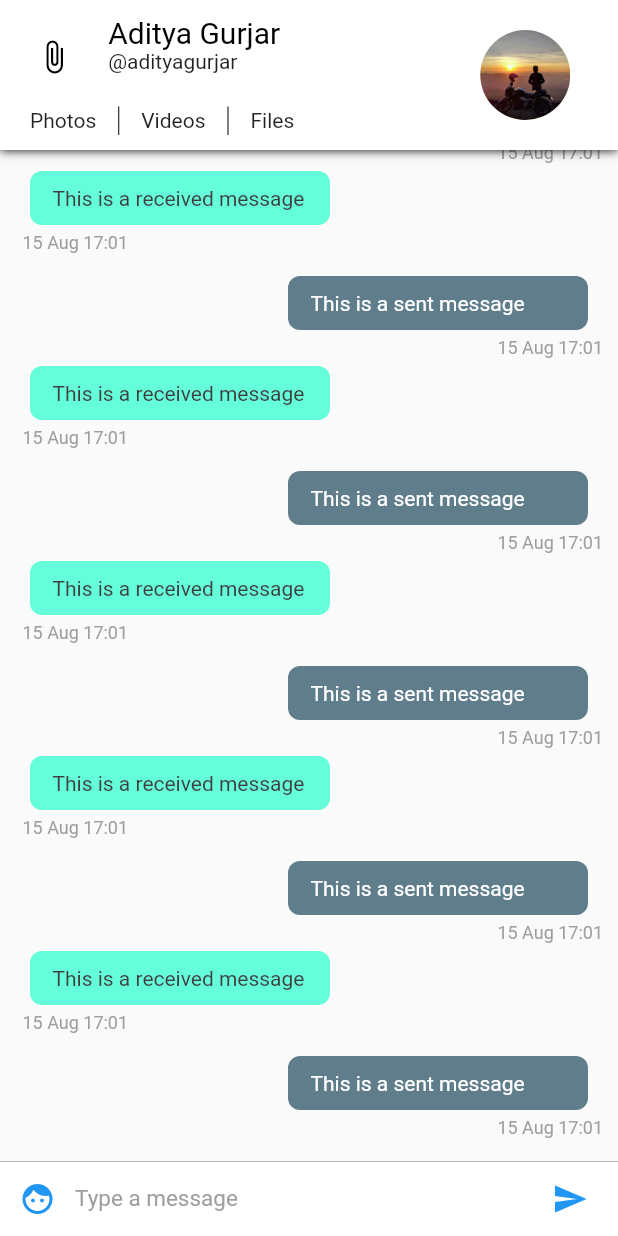
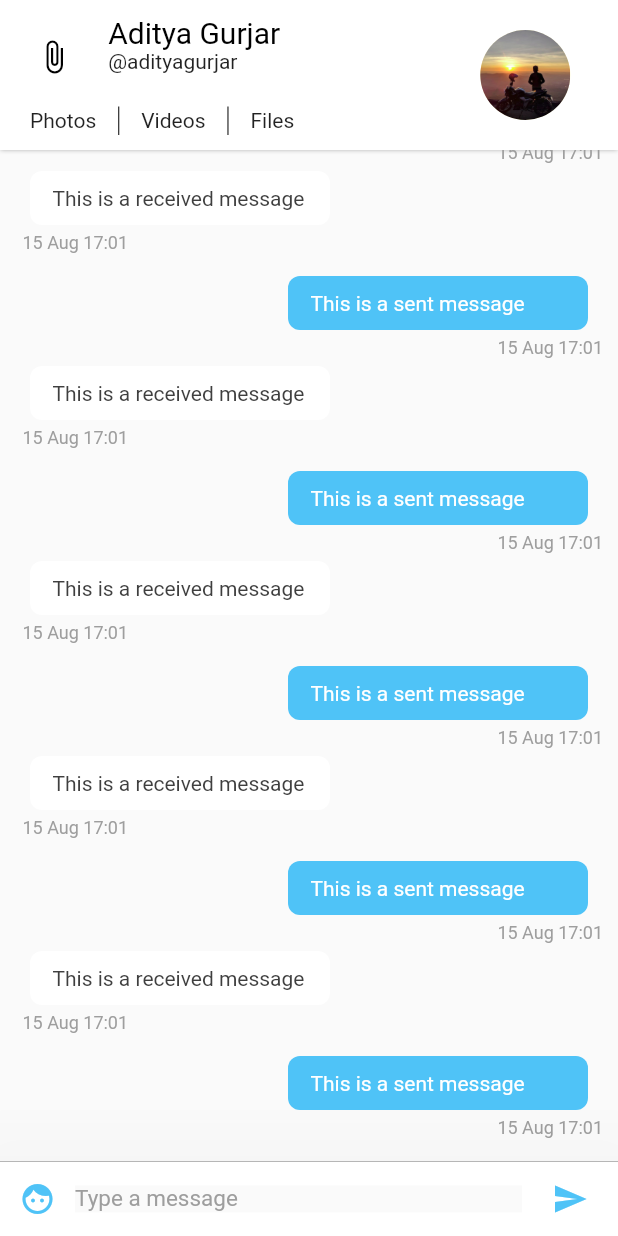
Before and after one commit to sagar15795/Messio, a Flutter app: the screen it shows after launch, on a phone screen of 412 x 824 dp. Run offline on Flutter 3.47's test engine with Material 2 defaults, Android fonts, the phone set to English and light mode, and no system bars.

Commit message:
refactor: Clubbing the style using Styles file

```diff
--- a/lib/config/Palette.dart
+++ b/lib/config/Palette.dart
@@ -2,14 +2,16 @@ import 'package:flutter/material.dart';
 
 // Color palette for the app
 class Palette{
-  static Color primaryColor = Colors.blue;
+  static Color primaryColor = Colors.white;
+  static Color accentColor =  Color(0xff4fc3f7);
   static Color secondaryColor = Colors.black;
   static Color primaryTextColor = Colors.black;
   static Color secondaryTextColor = Colors.black87;
   static Color primaryBackgroundColor = Colors.white;
-  static Color selfMessageBackgroundColor = Colors.blueGrey;
-  static Color otherMessageBackgroundColor = Colors.tealAccent;
+  static Color selfMessageBackgroundColor = Color(0xff4fc3f7);
+  static Color otherMessageBackgroundColor = Colors.white;
   static Color selfMessageColor = Colors.white;
   static Color otherMessageColor = Color(0xff3f3f3f);
   static Color greyColor = Colors.grey;
+  static Color chatBackgroundColor = Color(0xfffafafa)  ;
 }
--- /dev/null
+++ b/lib/config/Styles.dart
@@ -0,0 +1,20 @@
+import 'package:flutter/material.dart';
+
+import 'Palette.dart';
+
+class Styles{
+  static TextStyle textHeading = TextStyle(
+      color: Palette.primaryTextColor,
+      fontSize: 20); // Text style for the name
+  static TextStyle subHeading = TextStyle(
+      color: Palette.primaryTextColor,
+      fontSize: 14);
+  static TextStyle text = TextStyle(
+      color: Palette.secondaryTextColor);
+  static TextStyle subText = TextStyle(
+      color: Palette.greyColor);
+  static TextStyle date = TextStyle(
+      color: Palette.greyColor,
+      fontSize: 12.0,
+      fontStyle: FontStyle.normal);
+}
--- a/lib/widgets/ChatAppBar.dart
+++ b/lib/widgets/ChatAppBar.dart
@@ -1,6 +1,7 @@
 import 'package:flutter/material.dart';
 import 'package:messio/config/Assets.dart';
 import 'package:messio/config/Palette.dart';
+import 'package:messio/config/Styles.dart';
 
 class ChatAppBar extends StatelessWidget implements PreferredSizeWidget {
   final double height = 100;
@@ -9,19 +10,16 @@ class ChatAppBar extends StatelessWidget implements PreferredSizeWidget {
 
   @override
   Widget build(BuildContext context) {
-    var textHeading = TextStyle(
-        color: Palette.primaryTextColor,
-        fontSize: 20); // Text style for the name
-    var textStyle = TextStyle(
-        color: Palette.secondaryTextColor); // Text style for everything else
+// Text style for everything else
 
     return Material(
         child: Container(
             decoration: new BoxDecoration(boxShadow: [
               //adds a shadow to the appbar
               new BoxShadow(
-                color: Colors.black,
-                blurRadius: 5.0,
+                  color: Colors.grey,
+                  blurRadius: 2.0,
+                  spreadRadius: 0.1
               )
             ]),
             child: Container(
@@ -61,9 +59,9 @@ class ChatAppBar extends StatelessWidget implements PreferredSizeWidget {
                                                     mainAxisSize: MainAxisSize.min,
                                                     children: <Widget>[
                                                       Text('Aditya Gurjar',
-                                                          style: textHeading),
+                                                          style: Styles.textHeading),
                                                       Text('@adityagurjar',
-                                                          style: textStyle)
+                                                          style: Styles.text)
                                                     ],
                                                   ))),
                                         ],
@@ -80,7 +78,7 @@ class ChatAppBar extends StatelessWidget implements PreferredSizeWidget {
                                         children: <Widget>[
                                           Text(
                                             'Photos',
-                                            style: textStyle,
+                                            style: Styles.text,
                                           ),
                                           VerticalDivider(
                                             width: 30,
@@ -88,13 +86,13 @@ class ChatAppBar extends StatelessWidget implements PreferredSizeWidget {
                                           ),
                                           Text(
                                             'Videos',
-                                            style: textStyle,
+                                            style: Styles.text,
                                           ),
                                           VerticalDivider(
                                             width: 30,
                                             color: Palette.primaryTextColor,
                                           ),
-                                          Text('Files', style: textStyle)
+                                          Text('Files', style: Styles.text)
                                         ],
                                       ))),
                             ],
--- a/lib/widgets/ChatItemWidget.dart
+++ b/lib/widgets/ChatItemWidget.dart
@@ -1,6 +1,7 @@
 import 'package:flutter/material.dart';
 import 'package:messio/config/Palette.dart';
 import 'package:intl/intl.dart';
+import 'package:messio/config/Styles.dart';
 
 class ChatItemWidget extends StatelessWidget{
   final int index;
@@ -39,10 +40,7 @@ class ChatItemWidget extends StatelessWidget{
                     child: Text(
                       DateFormat('dd MMM kk:mm')
                           .format(DateTime.fromMillisecondsSinceEpoch(1565888474278)),
-                      style: TextStyle(
-                          color: Palette.greyColor,
-                          fontSize: 12.0,
-                          fontStyle: FontStyle.normal),
+                      style: Styles.date,
                     ),
                     margin: EdgeInsets.only(left: 5.0, top: 5.0, bottom: 5.0),
                   )])
@@ -72,10 +70,7 @@ class ChatItemWidget extends StatelessWidget{
               child: Text(
                 DateFormat('dd MMM kk:mm')
                     .format(DateTime.fromMillisecondsSinceEpoch(1565888474278)),
-                style: TextStyle(
-                    color: Palette.greyColor,
-                    fontSize: 12.0,
-                    fontStyle: FontStyle.normal),
+                style: Styles.date,
               ),
               margin: EdgeInsets.only(left: 5.0, top: 5.0, bottom: 5.0),
             )
--- a/lib/widgets/InputWidget.dart
+++ b/lib/widgets/InputWidget.dart
@@ -1,14 +1,17 @@
 import 'package:flutter/material.dart';
 import 'package:messio/config/Palette.dart';
+import 'package:messio/pages/ConversationBottomSheet.dart';
 
 class InputWidget extends StatelessWidget {
+  final TextEditingController textEditingController = TextEditingController();
 
-  final TextEditingController textEditingController =  TextEditingController();
   InputWidget();
 
   @override
   Widget build(BuildContext context) {
-    return Container(
+    return Material(
+        elevation: 60.0,
+        child: Container(
           child: Row(
             children: <Widget>[
               Material(
@@ -16,8 +19,18 @@ class InputWidget extends StatelessWidget {
                   margin: new EdgeInsets.symmetric(horizontal: 1.0),
                   child: new IconButton(
                     icon: new Icon(Icons.face),
-                color: Palette.primaryColor,
-                onPressed: ()=>{},
+                    color: Palette.accentColor,
+                    onPressed: () => {
+                      showModalBottomSheet(
+                          context: context,
+                          builder: (BuildContext bc) {
+                            return Container(
+                              child: new Wrap(
+                                children: <Widget>[ConversationBottomSheet()],
+                              ),
+                            );
+                          })
+                    },
                   ),
                 ),
                 color: Colors.white,
@@ -25,16 +38,18 @@ class InputWidget extends StatelessWidget {
 
               // Text input
               Flexible(
+                child: Material(
                     child: Container(
                   child: TextField(
-                style: TextStyle(color: Palette.primaryTextColor, fontSize: 15.0),
+                    style: TextStyle(
+                        color: Palette.primaryTextColor, fontSize: 15.0),
                     controller: textEditingController,
                     decoration: InputDecoration.collapsed(
                       hintText: 'Type a message',
                       hintStyle: TextStyle(color: Palette.greyColor),
                     ),
                   ),
-            ),
+                )),
               ),
 
               // Send Message Button
@@ -44,7 +59,7 @@ class InputWidget extends StatelessWidget {
                   child: new IconButton(
                     icon: new Icon(Icons.send),
                     onPressed: () => {},
-                color: Palette.primaryColor,
+                    color: Palette.accentColor,
                   ),
                 ),
                 color: Colors.white,
@@ -57,6 +72,6 @@ class InputWidget extends StatelessWidget {
               border: new Border(
                   top: new BorderSide(color: Palette.greyColor, width: 0.5)),
               color: Colors.white),
-    );
+        ));
   }
 }
```
Lines whose indentation alone changed are shown as unchanged.
